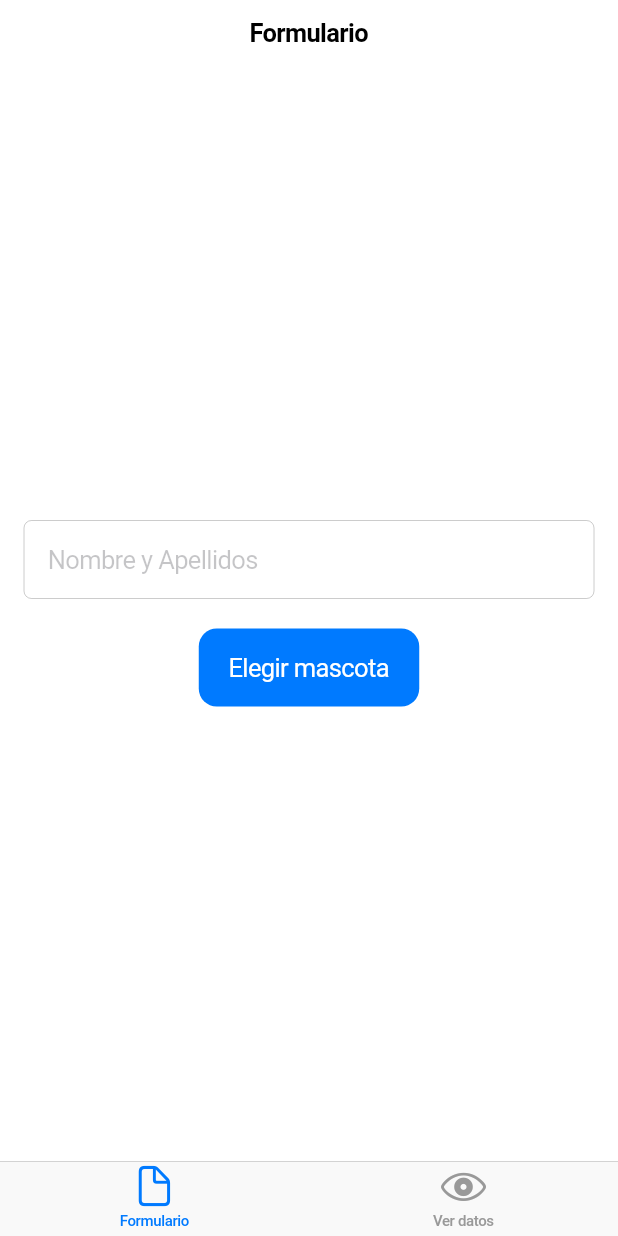
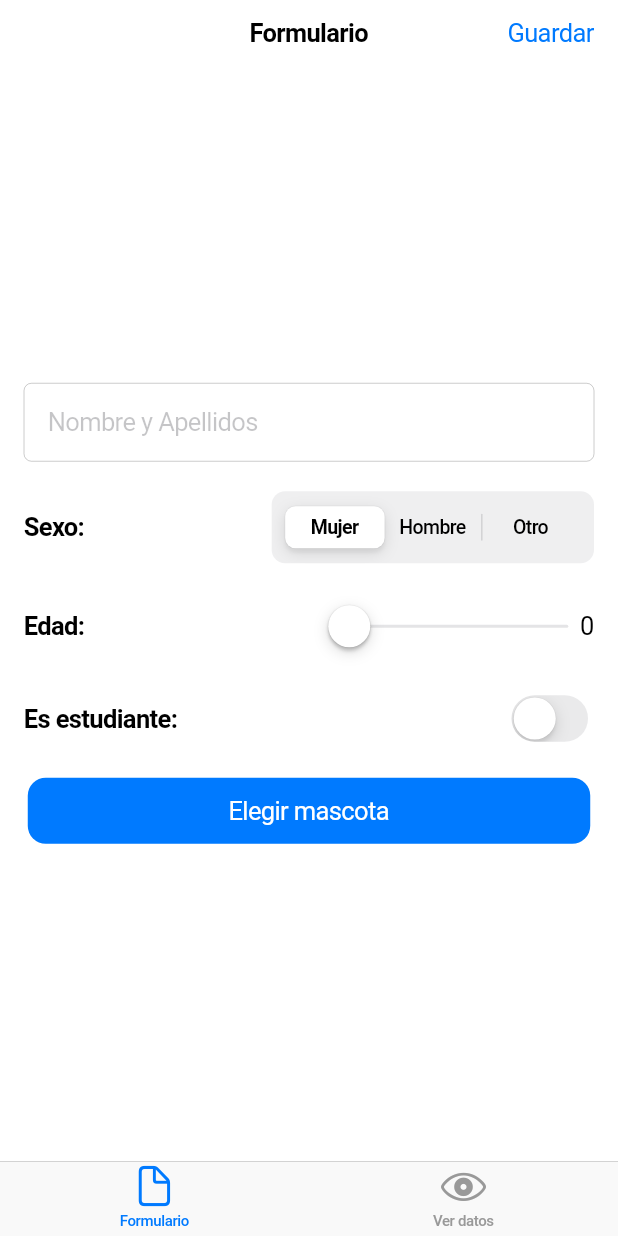
Before and after one commit to deyan18/trabajo_lps, a Flutter app: the screen it shows after launch, on a phone screen of 412 x 824 dp. Run offline on Flutter 3.47's test engine with Material 2 defaults, Android fonts, the phone set to English and light mode, and no system bars.

Commit message:
hasta guardar

```diff
--- a/lib/screens/formulario.dart
+++ b/lib/screens/formulario.dart
@@ -1,4 +1,5 @@
 import 'package:flutter/cupertino.dart';
+import 'package:flutter/material.dart';
 import 'package:trabajo_lps/utils.dart';
 
 class Formulario extends StatefulWidget {
@@ -8,12 +9,20 @@ class Formulario extends StatefulWidget {
 
 class VerDatosState extends State<Formulario> {
   String nombre = "";
-  int edad = 0;
+  double edad = 0.0;
   String mascota = "Ninguna";
+  int? sexo = 0;
+  bool esEstudiante = false;
+
   @override
   Widget build(BuildContext context) {
     return CupertinoPageScaffold(
         navigationBar: CupertinoNavigationBar(
+          trailing: CupertinoButton(
+            padding: EdgeInsets.zero,
+            child: Text("Guardar"),
+            onPressed: popUp,
+          ),
           middle: Text('Formulario'),
         ),
         child: SafeArea(
@@ -30,7 +39,60 @@ class VerDatosState extends State<Formulario> {
                     placeholder: "Nombre y Apellidos",
                     onChanged: (value) => setState(() => this.nombre = value),
                   ),
+                  Row(
+                    mainAxisAlignment: MainAxisAlignment.center,
+                    children: [
+                      Text("Sexo: ",
+                          style: TextStyle(fontWeight: FontWeight.bold)),
+                      Spacer(),
+                      CupertinoSlidingSegmentedControl(
+                          padding: EdgeInsets.all(10),
+                          groupValue: sexo,
+                          children: {
+                            0: Text("Mujer"),
+                            1: Text("Hombre"),
+                            2: Text("Otro"),
+                          },
+                          onValueChanged: (value) {
+                            setState(() => this.sexo = value as int?);
+                          }),
+                    ],
+                  ),
+                  Row(
+                    mainAxisAlignment: MainAxisAlignment.center,
+                    children: [
+                      Text(
+                        "Edad:",
+                        style: TextStyle(fontWeight: FontWeight.bold),
+                      ),
+                      Spacer(),
+                      CupertinoSlider(
+                        value: edad,
+                        onChanged: (edadNueva) {
+                          setState(() => edad = edadNueva);
+                        },
+                        min: 0.0,
+                        max: 100.0,
+                      ),
+                      Text(edad.toStringAsFixed(0)),
+                    ],
+                  ),
+                  Row(
+                    mainAxisAlignment: MainAxisAlignment.center,
+                    children: [
+                      Text(
+                        "Es estudiante:",
+                        style: TextStyle(fontWeight: FontWeight.bold),
+                      ),
+                      Spacer(),
+                      CupertinoSwitch(
+                          value: esEstudiante,
+                          onChanged: (value) =>
+                              setState(() => esEstudiante = value)),
+                    ],
+                  ),
                   CupertinoButton.filled(
+                      padding: EdgeInsets.symmetric(horizontal: 134),
                       child: Text("Elegir mascota"),
                       onPressed: () {
                         showCupertinoModalPopup(
@@ -62,4 +124,6 @@ class VerDatosState extends State<Formulario> {
           children: mascotas.map((item) => Center(child: Text(item))).toList()),
     );
   }
+
+  void popUp() {}
 }
--- a/pubspec.yaml
+++ b/pubspec.yaml
@@ -3,7 +3,7 @@ description: A new Flutter project.
 
 # The following line prevents the package from being accidentally published to
 # pub.dev using `flutter pub publish`. This is preferred for private packages.
-publish_to: 'none' # Remove this line if you wish to publish to pub.dev
+publish_to: "none" # Remove this line if you wish to publish to pub.dev
 
 # The following defines the version and build number for your application.
 # A version number is three numbers separated by dots, like 1.2.43
@@ -30,7 +30,6 @@ dependencies:
   flutter:
     sdk: flutter
 
-
   # The following adds the Cupertino Icons font to your application.
   # Use with the CupertinoIcons class for iOS style icons.
   cupertino_icons: ^1.0.2
@@ -51,7 +50,6 @@ dev_dependencies:
 
 # The following section is specific to Flutter.
 flutter:
-
   # The following line ensures that the Material Icons font is
   # included with your application, so that you can use the icons in
   # the material Icons class.
```
